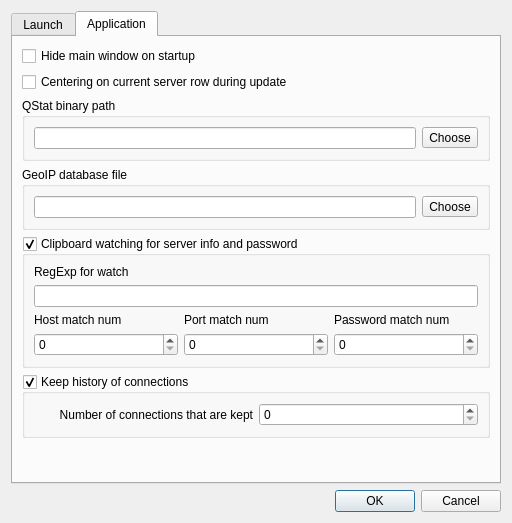
This is src/options_dialog.ui in navrocky/urtconnector as Qt 5 draws it before an edit. The edited form follows.
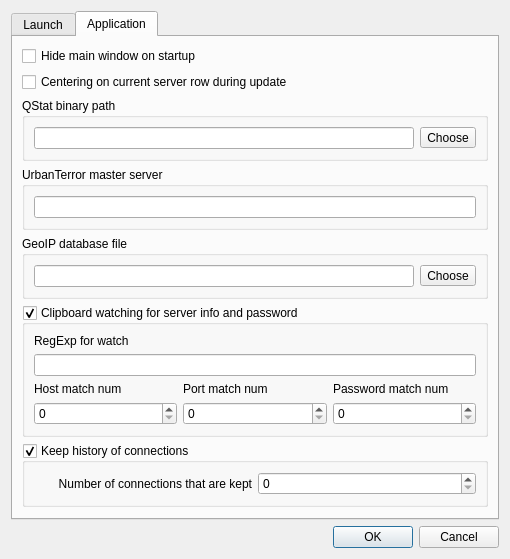
This is the edited form. The open tabs and pages were chosen to show the change. Icons and pictures are not drawn.

Commit message: added option to change master server.. thanks to broken master.urbanterror.net )

Diff of the .ui file:
```diff
--- a/src/options_dialog.ui
+++ b/src/options_dialog.ui
@@ -6,8 +6,8 @@
    <rect>
     <x>0</x>
     <y>0</y>
-    <width>512</width>
-    <height>523</height>
+    <width>510</width>
+    <height>521</height>
    </rect>
   </property>
   <property name="windowTitle">
@@ -200,7 +200,7 @@
       <attribute name="title">
        <string>Application</string>
       </attribute>
-      <layout class="QVBoxLayout" name="verticalLayout_10">
+      <layout class="QVBoxLayout" name="verticalLayout_11">
        <item>
         <widget class="QCheckBox" name="hide_mainwindow_check">
          <property name="text">
@@ -241,6 +241,18 @@
          </layout>
         </widget>
        </item>
+       <item>
+        <widget class="QGroupBox" name="groupBox">
+         <property name="title">
+          <string>UrbanTerror master server</string>
+         </property>
+         <layout class="QVBoxLayout" name="verticalLayout_10">
+          <item>
+           <widget class="QLineEdit" name="qstat_master_edit"/>
+          </item>
+         </layout>
+        </widget>
+       </item>
        <item>
         <widget class="QGroupBox" name="groupBox_4">
          <property name="title">
```
The commit also changes 2 other files.
